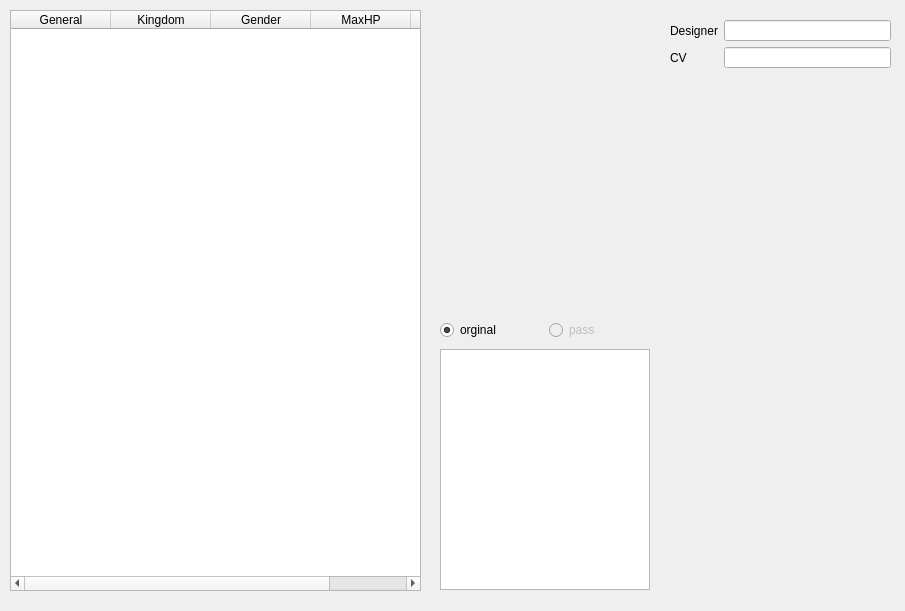
kdashsoul/QSanguoshaPassMode, file src/dialog/generaloverview.ui: the form before one commit.
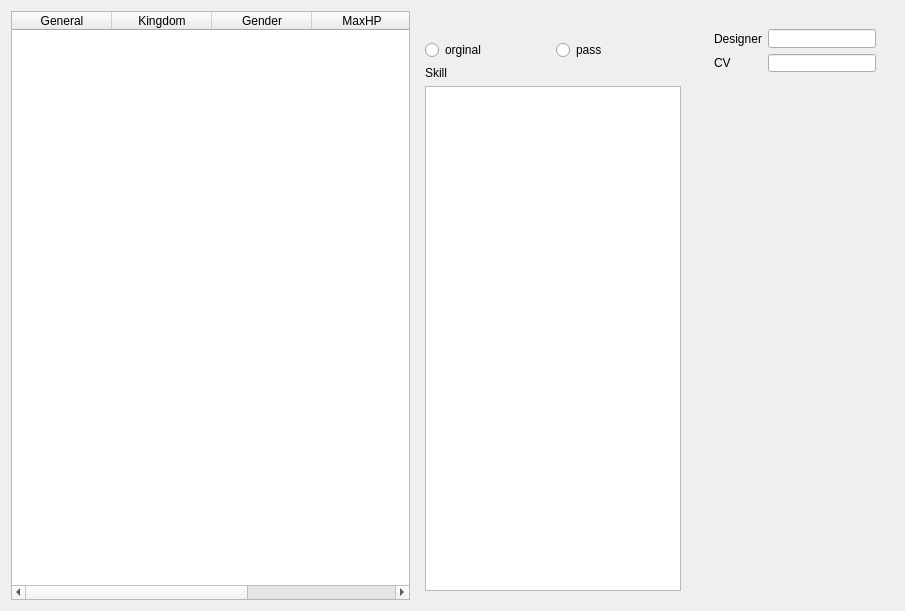
The form after the commit. Icons and pictures are not drawn.

```diff
--- a/src/dialog/generaloverview.ui
+++ b/src/dialog/generaloverview.ui
@@ -16,15 +16,9 @@
   <property name="windowTitle">
    <string>General Overview</string>
   </property>
+  <layout class="QHBoxLayout" name="horizontalLayout_2">
+   <item>
   <widget class="QTableWidget" name="tableWidget">
-   <property name="geometry">
-    <rect>
-     <x>10</x>
-     <y>10</y>
-     <width>411</width>
-     <height>581</height>
-    </rect>
-   </property>
    <property name="editTriggers">
     <set>QAbstractItemView::NoEditTriggers</set>
    </property>
@@ -63,31 +57,14 @@
     </property>
    </column>
   </widget>
-  <widget class="QTextEdit" name="skillTextEdit">
-   <property name="geometry">
-    <rect>
-     <x>440</x>
-     <y>349</y>
-     <width>210</width>
-     <height>241</height>
-    </rect>
-   </property>
-   <property name="readOnly">
-    <bool>true</bool>
-   </property>
-  </widget>
+   </item>
+   <item>
+    <layout class="QHBoxLayout" name="horizontalLayout">
+     <item>
+      <widget class="QFrame" name="frame2">
+       <layout class="QVBoxLayout" name="verticalLayout_2">
+        <item>
   <widget class="QLabel" name="generalPhoto">
-   <property name="enabled">
-    <bool>true</bool>
-   </property>
-   <property name="geometry">
-    <rect>
-     <x>440</x>
-     <y>20</y>
-     <width>200</width>
-     <height>290</height>
-    </rect>
-   </property>
    <property name="text">
     <string/>
    </property>
@@ -95,14 +72,101 @@
     <pixmap>../image/generals/card/caocao.jpg</pixmap>
    </property>
   </widget>
+        </item>
+        <item>
+         <layout class="QHBoxLayout" name="horizontalLayout_4">
+          <item>
+           <widget class="QRadioButton" name="orginalRadio">
+            <property name="text">
+             <string>orginal</string>
+            </property>
+           </widget>
+          </item>
+          <item>
+           <widget class="QRadioButton" name="passRadio">
+            <property name="text">
+             <string>pass</string>
+            </property>
+           </widget>
+          </item>
+         </layout>
+        </item>
+        <item>
+         <widget class="QLabel" name="skillLabel">
+          <property name="text">
+           <string>Skill</string>
+          </property>
+         </widget>
+        </item>
+        <item>
+         <widget class="QTextEdit" name="skillTextEdit">
+          <property name="readOnly">
+           <bool>true</bool>
+          </property>
+         </widget>
+        </item>
+       </layout>
+      </widget>
+     </item>
+     <item>
+      <widget class="QFrame" name="frame1">
+       <layout class="QVBoxLayout" name="verticalLayout">
+        <item>
+         <widget class="QFrame" name="frame1_2">
+          <property name="maximumSize">
+           <size>
+            <width>221</width>
+            <height>61</height>
+           </size>
+          </property>
+          <layout class="QGridLayout" name="gridLayout">
+           <item row="1" column="1">
+            <widget class="QLineEdit" name="cvLineEdit">
+             <property name="frame">
+              <bool>true</bool>
+             </property>
+             <property name="alignment">
+              <set>Qt::AlignRight|Qt::AlignTrailing|Qt::AlignVCenter</set>
+             </property>
+             <property name="readOnly">
+              <bool>true</bool>
+             </property>
+            </widget>
+           </item>
+           <item row="1" column="0">
+            <widget class="QLabel" name="cvLabel">
+             <property name="text">
+              <string>CV</string>
+             </property>
+            </widget>
+           </item>
+           <item row="0" column="1">
+            <widget class="QLineEdit" name="designerLineEdit">
+             <property name="alignment">
+              <set>Qt::AlignRight|Qt::AlignTrailing|Qt::AlignVCenter</set>
+             </property>
+             <property name="readOnly">
+              <bool>true</bool>
+             </property>
+            </widget>
+           </item>
+           <item row="0" column="0">
+            <widget class="QLabel" name="designerLabel">
+             <property name="text">
+              <string>Designer</string>
+             </property>
+            </widget>
+           </item>
+          </layout>
+         </widget>
+        </item>
+        <item>
   <widget class="QScrollArea" name="scrollArea">
-   <property name="geometry">
-    <rect>
-     <x>670</x>
-     <y>80</y>
+          <property name="maximumSize">
+           <size>
      <width>221</width>
-     <height>511</height>
-    </rect>
+            <height>16777215</height>
+           </size>
    </property>
    <property name="frameShape">
     <enum>QFrame::NoFrame</enum>
@@ -115,93 +179,19 @@
      <rect>
       <x>0</x>
       <y>0</y>
-      <width>221</width>
-      <height>511</height>
+             <width>205</width>
+             <height>506</height>
      </rect>
     </property>
    </widget>
   </widget>
-  <widget class="QWidget" name="layoutWidget">
-   <property name="geometry">
-    <rect>
-     <x>670</x>
-     <y>20</y>
-     <width>221</width>
-     <height>48</height>
-    </rect>
-   </property>
-   <layout class="QGridLayout" name="gridLayout">
-    <item row="0" column="0">
-     <widget class="QLabel" name="designerLabel">
-      <property name="text">
-       <string>Designer</string>
-      </property>
-     </widget>
-    </item>
-    <item row="0" column="1">
-     <widget class="QLineEdit" name="designerLineEdit">
-      <property name="alignment">
-       <set>Qt::AlignRight|Qt::AlignTrailing|Qt::AlignVCenter</set>
-      </property>
-      <property name="readOnly">
-       <bool>true</bool>
-      </property>
-     </widget>
-    </item>
-    <item row="1" column="0">
-     <widget class="QLabel" name="cvLabel">
-      <property name="text">
-       <string>CV</string>
-      </property>
-     </widget>
-    </item>
-    <item row="1" column="1">
-     <widget class="QLineEdit" name="cvLineEdit">
-      <property name="frame">
-       <bool>true</bool>
-      </property>
-      <property name="alignment">
-       <set>Qt::AlignRight|Qt::AlignTrailing|Qt::AlignVCenter</set>
-      </property>
-      <property name="readOnly">
-       <bool>true</bool>
-      </property>
-     </widget>
-    </item>
-   </layout>
-  </widget>
-  <widget class="QWidget" name="horizontalLayoutWidget">
-   <property name="geometry">
-    <rect>
-     <x>440</x>
-     <y>320</y>
-     <width>211</width>
-     <height>21</height>
-    </rect>
-   </property>
-   <layout class="QHBoxLayout" name="horizontalLayout">
-    <item>
-     <widget class="QRadioButton" name="orginalRadio">
-      <property name="text">
-       <string>orginal</string>
-      </property>
-      <property name="checked">
-       <bool>true</bool>
-      </property>
-     </widget>
-    </item>
-    <item>
-     <widget class="QRadioButton" name="passRadio">
-      <property name="enabled">
-       <bool>false</bool>
-      </property>
-      <property name="text">
-       <string>pass</string>
-      </property>
-     </widget>
-    </item>
-   </layout>
-  </widget>
+        </item>
+       </layout>
+      </widget>
+     </item>
+    </layout>
+   </item>
+  </layout>
  </widget>
  <resources/>
  <connections/>
```
Lines whose indentation alone changed are shown as unchanged.
